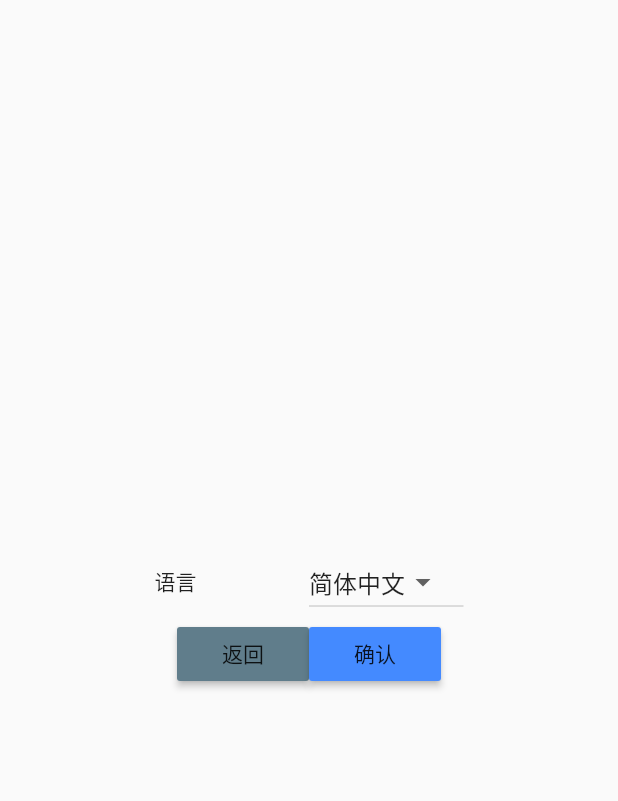
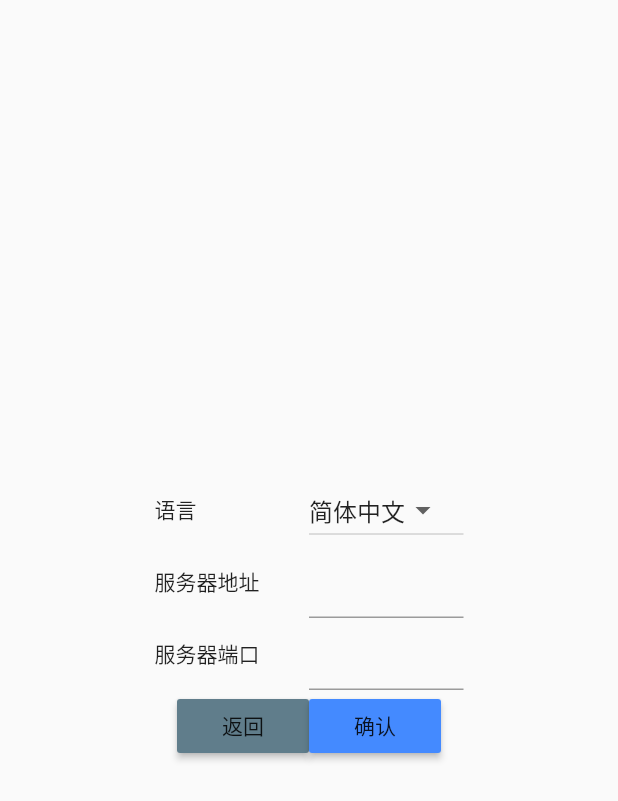
Before and after one commit to SuperContinentTeam/super_continent_client, a Flutter app: the SettingPage widget shown alone on an empty page, opened directly, on a phone screen of 412 x 824 dp. Shown: the top 801 px of the screen. Run offline on Flutter 3.47's test engine with Material 2 defaults, Android fonts, the phone set to English and light mode, and no system bars; our stand-ins replace dio, file_picker, flutter_colorpicker, get, hive_flutter, logger; accounts and stored records are empty.

Commit message:
add two text field controller to set host and port of server

```diff
--- a/assets/localization/cn.json
+++ b/assets/localization/cn.json
@@ -15,7 +15,7 @@
   "start-panel-ratio-barren": "贫瘠",
   "start-panel-world-width": "世界宽度",
   "start-panel-ai-count": "AI数量",
-  "start-panel-ai-desc": "参与游戏的AI，默认为0，最大不超过10",
+  "start-panel-ai-desc": "参与游戏的AI，默认为0，最大不超过10，（未开放该功能）",
   "start-panel-payer": "------- 玩家个性化设置 -------",
   "start-panel-country-name": "国家名称",
   "start-panel-country-color": "国家主色",
--- a/assets/localization/en.json
+++ b/assets/localization/en.json
@@ -15,7 +15,7 @@
   "start-panel-ratio-barren": "Barren",
   "start-panel-world-width": "World Width",
   "start-panel-ai-count": "Count of AI",
-  "start-panel-ai-desc": "The default value for AI participating in the game is 0, and the maximum value is 10",
+  "start-panel-ai-desc": "The default value for AI participating in the game is 0, and the maximum value is 10, (This feature is not open)",
   "start-panel-using-ai": "Active AI",
   "start-panel-import-ai": "Import AI module",
   "room-status-0": "Wait",
--- a/lib/pages/online_page/index.dart
+++ b/lib/pages/online_page/index.dart
@@ -19,7 +19,10 @@ class OnlinePage extends StatelessWidget {
       children: [
         Row(
           mainAxisAlignment: MainAxisAlignment.spaceAround,
-          children: [Text(controller.name), Text("Rank分: ${controller.rank}")],
+          children: [
+            Text("昵称: ${controller.name}"),
+            Text("Rank分: ${controller.rank}")
+          ],
         ),
         Flexible(child: RoomList(roomList: demoRoomList)),
         Row(
--- a/lib/pages/setting_page/controller.dart
+++ b/lib/pages/setting_page/controller.dart
@@ -15,6 +15,9 @@ class SettingPageController extends GetxController {
   RxString selectedLanguage = RxString(
     HiveDataBase.getOrCreate(HiveKeys.language),
   );
+
+  final serverHostController = TextEditingController();
+  final serverPortController = TextEditingController();
 
   @override
   onInit() {
--- a/lib/pages/setting_page/index.dart
+++ b/lib/pages/setting_page/index.dart
@@ -38,6 +38,32 @@ class SettingPage extends StatelessWidget {
             Expanded(child: Container())
           ],
         ),
+        Row(
+          mainAxisAlignment: MainAxisAlignment.center,
+          children: [
+            Expanded(child: Container()),
+            const Expanded(child: Text("服务器地址")),
+            Expanded(
+              child: TextField(
+                controller: controller.serverHostController,
+              ),
+            ),
+            Expanded(child: Container())
+          ],
+        ),
+        Row(
+          mainAxisAlignment: MainAxisAlignment.center,
+          children: [
+            Expanded(child: Container()),
+            const Expanded(child: Text("服务器端口")),
+            Expanded(
+              child: TextField(
+                controller: controller.serverPortController,
+              ),
+            ),
+            Expanded(child: Container())
+          ],
+        ),
         BackAndConfirm(
           backToDo: () {
             HomeFrameworkController.body.value = HomePage();
```
Also changed, not shown: lib/components/start_panel/controller.dart (+10 -2 lines), lib/components/start_panel/index.dart (+7 -7 lines), lib/pages/online_page/controller.dart (+0 -17 lines), 1 other file.
